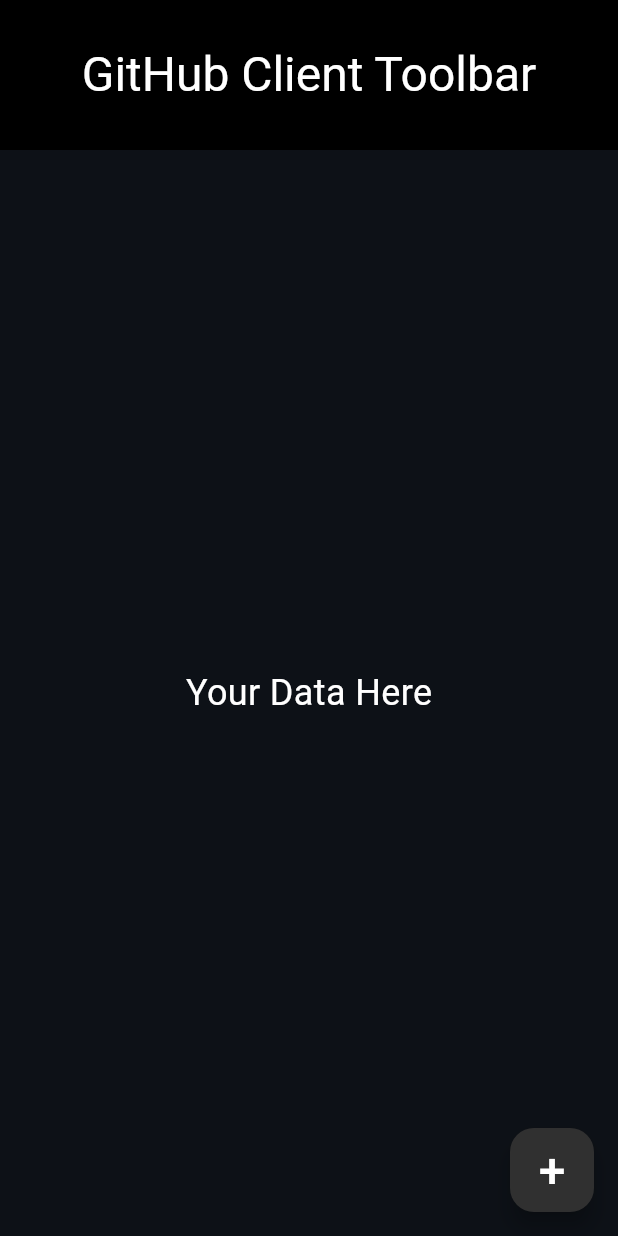
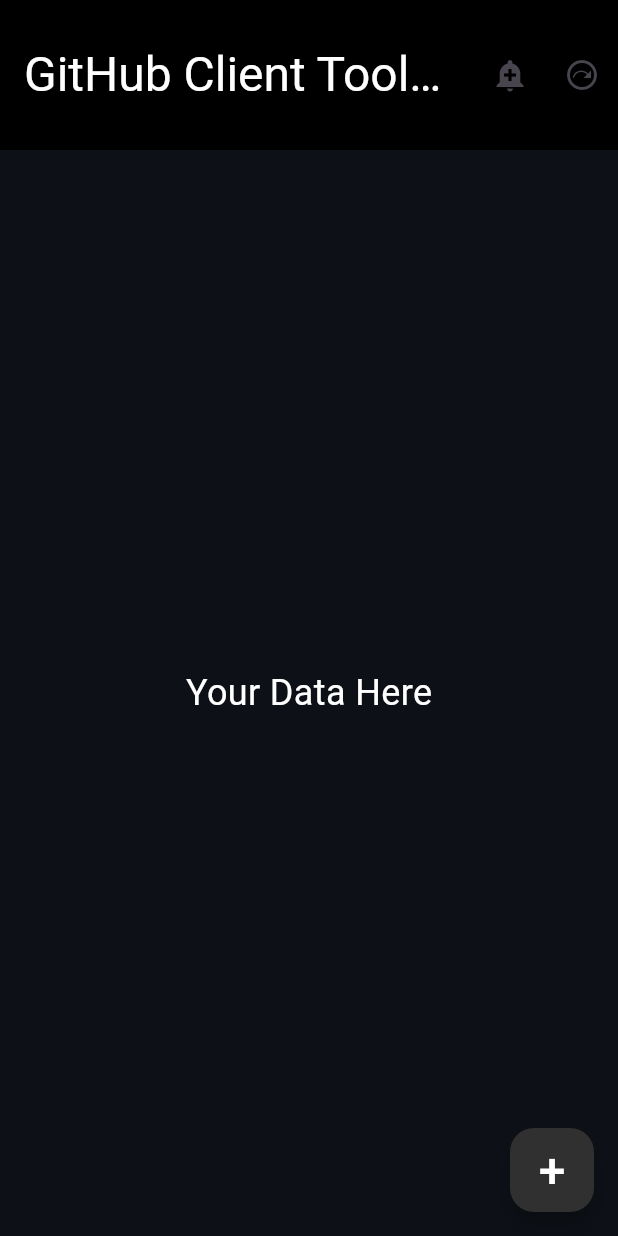
Before and after one commit to Chimpchi/github_client, a Flutter app: the screen it shows after launch, on a phone screen of 412 x 824 dp. Run offline on Flutter 3.47's test engine with Material 3 defaults, Android fonts, the phone set to English and light mode, and no system bars.

Commit message:
Test Buttons

```diff
--- /dev/null
+++ b/lib/buttons.dart
@@ -0,0 +1,33 @@
+
+import 'package:flutter/material.dart';
+
+class AlertButton extends StatelessWidget {
+  const AlertButton({super.key});
+
+@override
+  Widget build(BuildContext context) {
+    return IconButton(
+      icon: const Icon(Icons.add_alert),
+      tooltip: 'Alert Tool',
+      onPressed: () => {alertButton(context)},
+      );
+  }
+}
+
+class NextPageButton extends StatelessWidget {
+  const NextPageButton({super.key});
+
+@override
+  Widget build(BuildContext context) {
+    return IconButton(
+      onPressed: () => {alertButton(context)},
+      tooltip: 'Next Page',
+      icon: const Icon(Icons.next_plan_outlined));
+  }
+}
+
+void alertButton(BuildContext context) {
+  ScaffoldMessenger.of(context).showSnackBar(
+    const SnackBar(content: Text('Why did you click the button?'))
+  );
+}
--- a/lib/main.dart
+++ b/lib/main.dart
@@ -1,8 +1,25 @@
 import 'package:flutter/material.dart';
+import 'package:github_client/buttons.dart';
 
-void main() {
-  runApp(MaterialApp(
-    home: Scaffold(
+void main() => runApp(const GitHubClientApp());
+
+class GitHubClientApp extends StatelessWidget {
+  const GitHubClientApp({super.key});
+
+@override
+  Widget build(BuildContext context) {
+    return const MaterialApp(
+      home: Home(),
+    );
+  }
+}
+
+class Home extends StatelessWidget {
+  const Home({super.key});
+
+@override
+  Widget build(BuildContext context) {
+    return Scaffold(
       appBar: AppBar(
         title: const Text(
           'GitHub Client Toolbar',
@@ -12,6 +29,10 @@ void main() {
             ),
           ),
 
+        actions: const <Widget>[
+          AlertButton(),
+          NextPageButton()
+        ],
         toolbarHeight: 100,
         centerTitle: true,
         backgroundColor: Colors.black,
@@ -25,16 +46,15 @@ void main() {
       ),
       floatingActionButton: FloatingActionButton(
         onPressed: () => (),
+        focusColor: const Color.fromARGB(255, 43, 49, 56),
         backgroundColor: Colors.grey[850],
         child: const Text('+', style: TextStyle(
           color: Colors.white,
           fontSize: 32
         ),),
-        focusColor: const Color.fromARGB(255, 43, 49, 56),
       ),
 
       backgroundColor: const Color.fromARGB(255, 13, 17, 23),
-    ),
-
-  ));
+    );
+  }
 }
--- a/pubspec.yaml
+++ b/pubspec.yaml
@@ -1,5 +1,5 @@
 name: github_client
-description: "A new Flutter project."
+description: "Learning Flutter and the GitHub API"
 # The following line prevents the package from being accidentally published to
 # pub.dev using `flutter pub publish`. This is preferred for private packages.
 publish_to: 'none' # Remove this line if you wish to publish to pub.dev
```
